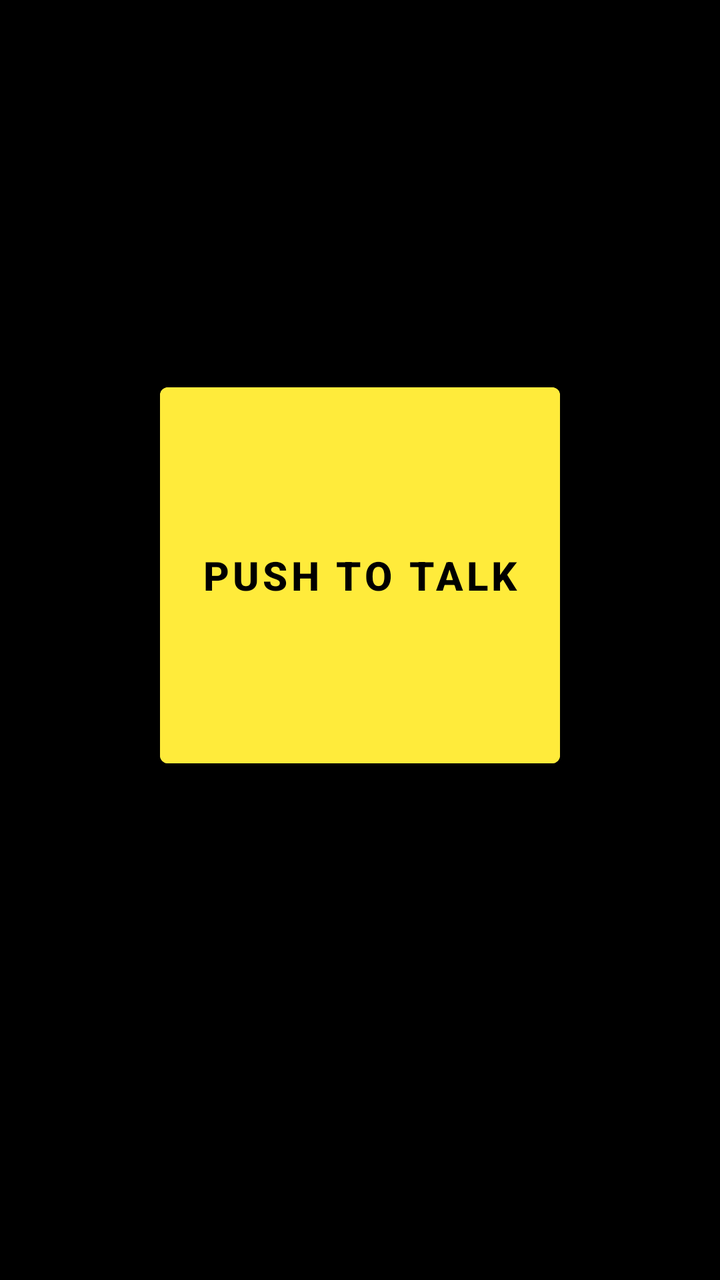
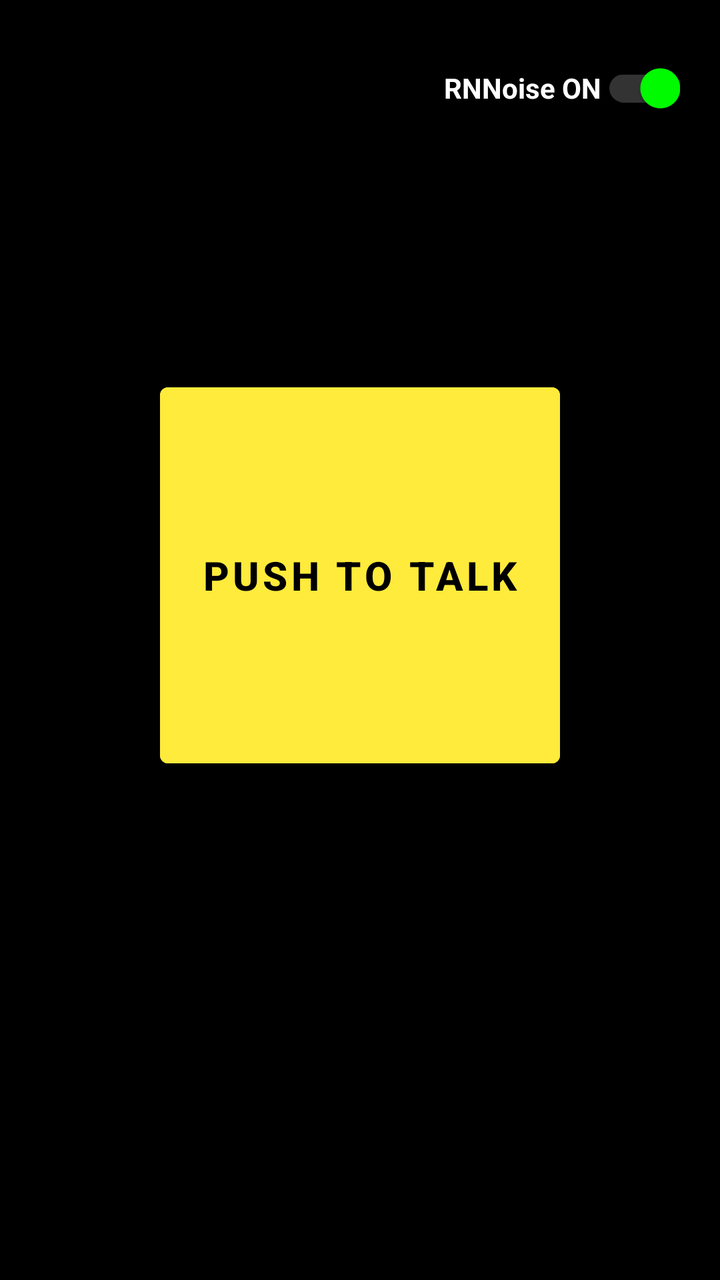

Two renders of the same Android screen: before a commit and after it. Below are the layout's source before the change and the commit's diff.
<!-- AndroidManifest.xml: application theme Theme.MaterialComponents.DayNight.NoActionBar -->
<!-- res/layout/activity_main.xml -->
<?xml version="1.0" encoding="utf-8"?>
<LinearLayout xmlns:android="http://schemas.android.com/apk/res/android"
    xmlns:app="http://schemas.android.com/apk/res-auto"
    android:layout_width="match_parent"
    android:layout_height="match_parent"
    android:background="#000000"
    android:gravity="center"
    android:orientation="vertical"
    android:padding="24dp">

    
    <Button
        android:id="@+id/btn_push_to_talk"
        android:layout_width="200dp"
        android:layout_height="200dp"
        android:backgroundTint="#FFEB3B"
        android:text="PUSH TO TALK"
        android:textColor="#000000"
        android:textSize="20sp"
        android:textStyle="bold"
        app:backgroundTint="#FFEB3B" />

    
    <TextView
        android:id="@+id/tv_status"
        android:layout_width="wrap_content"
        android:layout_height="wrap_content"
        android:layout_marginTop="32dp"
        android:gravity="center"
        android:text=""
        android:textColor="#00FF00"
        android:textSize="24sp"
        android:textStyle="bold" />

</LinearLayout>
<!-- resources referenced by this layout -->
<resources>

</resources>

<!-- the commit's change to res/layout/activity_main.xml (unified diff, before → after) -->
@@ -1,35 +1,58 @@
 <?xml version="1.0" encoding="utf-8"?>
-<LinearLayout xmlns:android="http://schemas.android.com/apk/res/android"
+<RelativeLayout xmlns:android="http://schemas.android.com/apk/res/android"
     xmlns:app="http://schemas.android.com/apk/res-auto"
     android:layout_width="match_parent"
     android:layout_height="match_parent"
     android:background="#000000"
-    android:gravity="center"
-    android:orientation="vertical"
-    android:padding="24dp">
+    android:padding="20dp">
 
     
-    <Button
-        android:id="@+id/btn_push_to_talk"
-        android:layout_width="200dp"
-        android:layout_height="200dp"
-        android:backgroundTint="#FFEB3B"
-        android:text="PUSH TO TALK"
-        android:textColor="#000000"
-        android:textSize="20sp"
+    <androidx.appcompat.widget.SwitchCompat
+        android:id="@+id/switch_rnnoise"
+        android:layout_width="wrap_content"
+        android:layout_height="wrap_content"
+        android:layout_alignParentTop="true"
+        android:layout_alignParentEnd="true"
+        android:checked="true"
+        android:text="RNNoise ON"
+        android:textColor="#FFFFFF"
+        android:textSize="14sp"
         android:textStyle="bold"
-        app:backgroundTint="#FFEB3B" />
+        app:thumbTint="#00FF00"
+        app:trackTint="#333333" />
 
     
-    <TextView
-        android:id="@+id/tv_status"
+    <LinearLayout
         android:layout_width="wrap_content"
         android:layout_height="wrap_content"
-        android:layout_marginTop="32dp"
+        android:layout_centerInParent="true"
         android:gravity="center"
-        android:text=""
-        android:textColor="#00FF00"
-        android:textSize="24sp"
-        android:textStyle="bold" />
+        android:orientation="vertical">
 
-</LinearLayout>
+        
+        <Button
+            android:id="@+id/btn_push_to_talk"
+            android:layout_width="200dp"
+            android:layout_height="200dp"
+            android:backgroundTint="#FFEB3B"
+            android:text="PUSH TO TALK"
+            android:textColor="#000000"
+            android:textSize="20sp"
+            android:textStyle="bold"
+            app:backgroundTint="#FFEB3B" />
+
+        
+        <TextView
+            android:id="@+id/tv_status"
+            android:layout_width="wrap_content"
+            android:layout_height="wrap_content"
+            android:layout_marginTop="32dp"
+            android:gravity="center"
+            android:text=""
+            android:textColor="#00FF00"
+            android:textSize="24sp"
+            android:textStyle="bold" />
+
+    </LinearLayout>
+
+</RelativeLayout>
